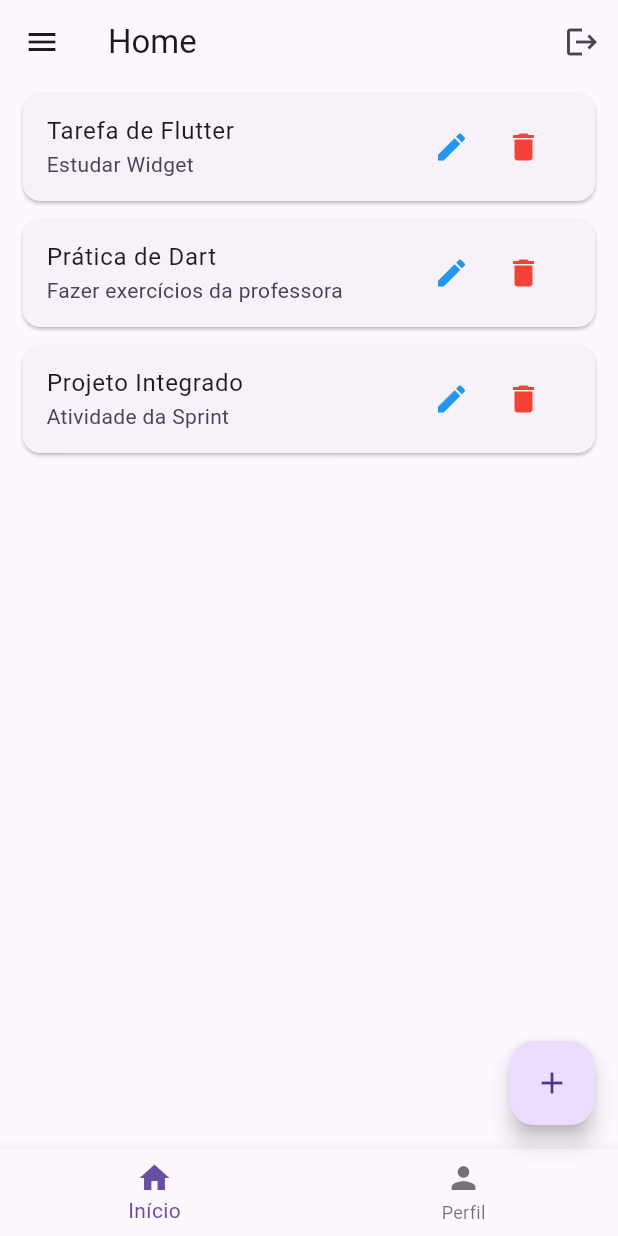
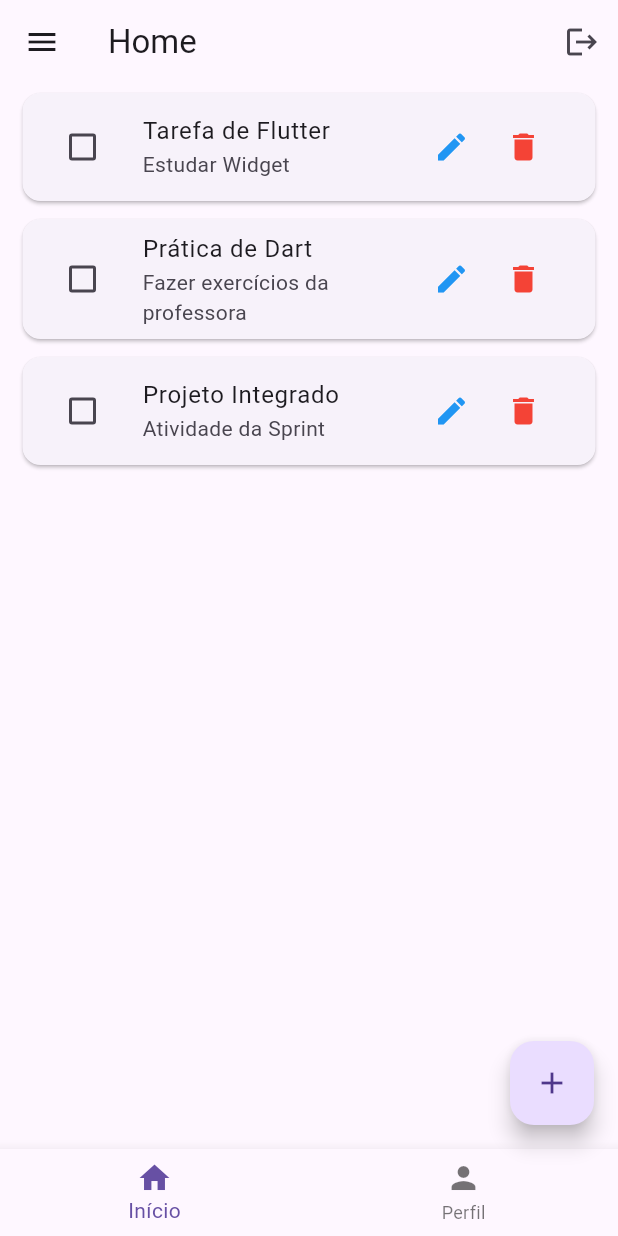
Before and after one commit to Samirborges/atividade-flutter-1, a Flutter app: the HomePage screen opened directly, on a phone screen of 412 x 824 dp. Run offline on Flutter 3.47's test engine with Material 3 defaults, Android fonts, the light colour scheme and no system bars.

Commit message:
feat(home_page): checkbox added in task

```diff
--- a/lib/home_page.dart
+++ b/lib/home_page.dart
@@ -147,14 +147,29 @@ class _HomePageState extends State<HomePage> {
           : ListView.builder(
               itemCount: _itens.length,
               itemBuilder: (context, index) {
+                final tarefa = _itens[index];
                 return Card(
                   margin: const EdgeInsets.symmetric(
                     horizontal: 15,
                     vertical: 6,
                   ),
                   child: ListTile(
-                    title: Text(_itens[index].titulo),
-                    subtitle: Text(_itens[index].descricao),
+                    leading: Checkbox(value: tarefa.concluida,
+                      onChanged: (bool? valor) {
+                        setState(() {
+                          tarefa.concluida = valor ?? false;
+                        });
+                      }
+                    ),
+                    title: Text(
+                      tarefa.titulo,
+                      style: TextStyle(
+                        decoration: tarefa.concluida
+                          ? TextDecoration.lineThrough
+                          : TextDecoration.none,
+                      ),
+                    ),
+                    subtitle: Text(tarefa.descricao),
                     trailing: Row(
                       mainAxisSize: MainAxisSize.min,
                       children: [
```
